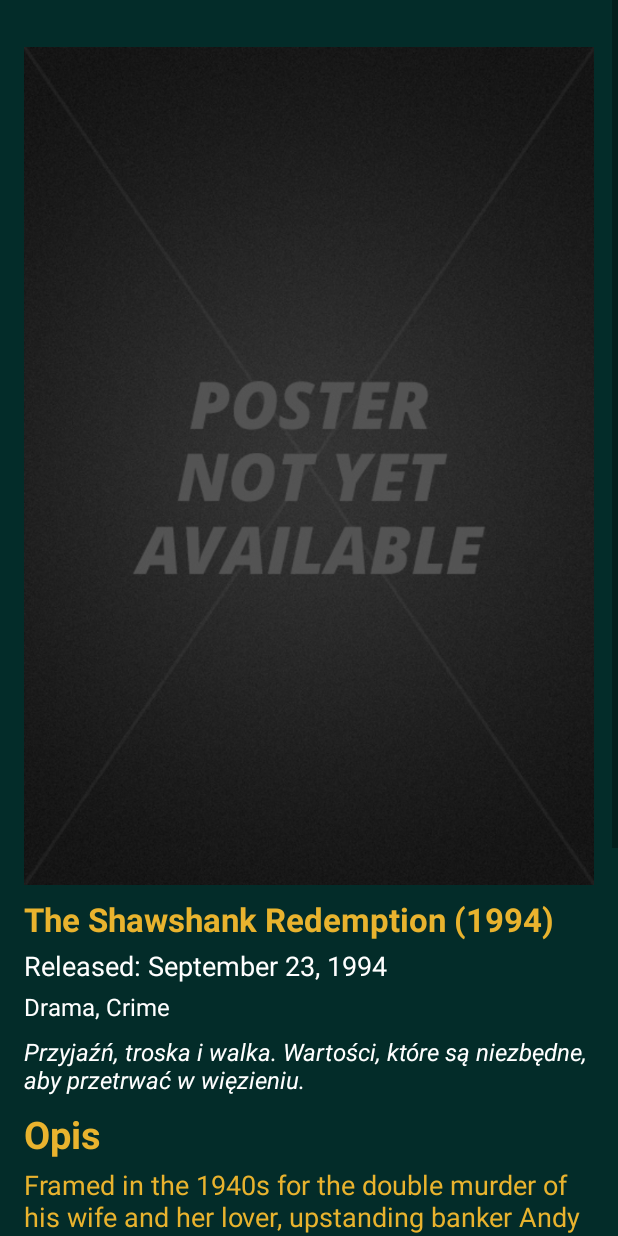
After one commit to VanVoight/Filmoteka, an Android app: the DetailsActivity screen opened directly, with no data from a screen before it, on a phone screen of 412 x 824 dp. The commit adds this screen. Run offline under Robolectric (Android 15) with nearby library versions, the phone set to English and light mode, and no system bars; our stand-ins replace Picasso; pictures from the network do not load; 1 statement that could not run was skipped.

Commit message:
Widok ze szczegółami filmu pt.1

```diff
--- a/app/build.gradle.kts
+++ b/app/build.gradle.kts
@@ -46,5 +46,6 @@ dependencies {
     androidTestImplementation("androidx.test.ext:junit:1.1.5")
     androidTestImplementation("androidx.test.espresso:espresso-core:3.5.1")
     implementation ("com.google.android.gms:play-services-location:18.0.0")
+    implementation ("com.squareup.picasso:picasso:2.71828")
 
 }
--- a/app/src/main/AndroidManifest.xml
+++ b/app/src/main/AndroidManifest.xml
@@ -37,6 +37,9 @@
         <activity android:name=".HomeActivity" android:theme="@style/AppTheme">
 
         </activity>
+        <activity android:name=".DetailsActivity" android:theme="@style/AppTheme">
+
+        </activity>
         <service
             android:name=".MyNotificationService"
             android:exported="false">
--- /dev/null
+++ b/app/src/main/java/pl/edu/pb/filmoteka/DetailsActivity.java
@@ -0,0 +1,198 @@
+package pl.edu.pb.filmoteka;
+
+import static pl.edu.pb.filmoteka.MovieList.getMovieDetails;
+
+import android.graphics.Bitmap;
+import android.graphics.BitmapFactory;
+import android.graphics.Canvas;
+import android.graphics.Paint;
+import android.graphics.PorterDuff;
+import android.graphics.PorterDuffXfermode;
+import android.graphics.Rect;
+import android.graphics.RectF;
+import android.graphics.drawable.BitmapDrawable;
+import android.graphics.drawable.Drawable;
+import android.os.AsyncTask;
+import android.os.Bundle;
+import android.widget.ImageButton;
+import android.widget.ImageView;
+import android.widget.TextView;
+import android.widget.Toast;
+
+import androidx.appcompat.app.AppCompatActivity;
+import androidx.cardview.widget.CardView;
+
+import com.squareup.picasso.Picasso;
+import com.squareup.picasso.Target;
+import com.squareup.picasso.Transformation;
+
+import java.io.IOException;
+import java.io.InputStream;
+import java.lang.ref.WeakReference;
+import java.net.URL;
+import java.text.DecimalFormat;
+import java.util.List;
+
+
+public class DetailsActivity extends AppCompatActivity{
+
+
+	private ImageView imageViewBackdrop;
+	private ImageView imageViewPoster;
+	private TextView textViewTitleYear;
+	private TextView textViewReleaseDate;
+	private TextView textViewGenres;
+	private TextView textViewVoteAverage;
+	private TextView textViewOverview;
+	private TextView tagline;
+	private CardView cardView;
+	private ImageButton imageButton;
+	private TextView ytTextView;
+	private int movieId;
+	private MovieDetails movieDetails;
+
+	@Override
+	protected void onCreate(Bundle savedInstanceState) {
+		super.onCreate(savedInstanceState);
+		setContentView(R.layout.details_layout);
+		if (getIntent() != null && getIntent().hasExtra("movieId")) {
+			movieId = getIntent().getIntExtra("movieId", 0); // Zakładając, że domyślną wartością jest 0
+		} else {
+			// Obsłuż brak przekazanego movieId, na przykład wyświetl komunikat błędu lub zakończ aktywność
+			Toast.makeText(this, "Brak informacji o movieId", Toast.LENGTH_SHORT).show();
+			finish(); // Zakończ aktywność
+			return;
+		}
+
+		imageViewPoster = findViewById(R.id.imageViewPoster);
+		textViewTitleYear = findViewById(R.id.textViewTitleYear);
+		textViewReleaseDate = findViewById(R.id.textViewReleaseDate);
+		textViewGenres = findViewById(R.id.textViewGenres);
+		textViewVoteAverage = findViewById(R.id.textViewVoteAverage);
+		textViewOverview = findViewById(R.id.textViewOverview);
+		tagline = findViewById(R.id.TagLine);
+		cardView = findViewById(R.id.cardView);
+		imageButton = findViewById(R.id.imageButtonPlayTrailer);
+		ytTextView = findViewById(R.id.ytTextView);
+
+
+		String accessToken = "eyJhbGciOiJIUzI1NiJ9.eyJhdWQiOiI2NmI1OTA2OTU4ZDY0YjRmOWM1MjMzMzQxNjM3M2Y0YiIsInN1YiI6IjY1OTVhYTFjNTkwN2RlMDE2NzYzYmYwMSIsInNjb3BlcyI6WyJhcGlfcmVhZCJdLCJ2ZXJzaW9uIjoxfQ.IlVmj8Oxv5RunQqXK55LVmJerMote8EMPNsO6jcEdRA";
+		getMovieDetails(accessToken, movieId, new MovieList.OnMoviesFetchedDetailsListener() {
+			@Override
+			public void onMoviesFetched(List<MovieDetails> movies) {
+
+				if (!movies.isEmpty()) {
+					MovieDetails movie = movies.get(0);
+					updateUI(movie);
+				} else {
+
+				}
+			}
+		});
+
+
+	}
+
+
+
+	private void updateUI(MovieDetails movie) {
+		textViewTitleYear.setText(movie.getTitle()+" ("+movie.getReleaseYear()+")");
+		textViewReleaseDate.setText(getString(R.string.released) + movie.getReleaseDate());
+		if (movie.getGenres() != null && !movie.getGenres().isEmpty()) {
+			StringBuilder genresBuilder = new StringBuilder();
+			List<MovieDetails.Genre> genresList = movie.getGenres();
+			for (int i = 0; i < genresList.size(); i++) {
+				MovieDetails.Genre genre = genresList.get(i);
+				genresBuilder.append(genre.getName());
+				if (i < genresList.size() - 1) {
+					genresBuilder.append(", ");
+				}
+			}
+			textViewGenres.setText(genresBuilder.toString());
+		} else {
+			textViewGenres.setText("Brak informacji o gatunkach");
+		}
+		movieId = movie.getId();
+		double voteAverage = movie.getVoteAverage();
+		DecimalFormat decimalFormat = new DecimalFormat("#.0");
+		String formattedVoteAverage = decimalFormat.format(voteAverage);
+		textViewVoteAverage.setText(formattedVoteAverage);
+		textViewOverview.setText(movie.getOverview());
+		tagline.setText(movie.getTagline());
+		String posterPath = movie.getPosterPath();
+		if (posterPath != null && !posterPath.isEmpty()) {
+			Picasso.get().load("https://image.tmdb.org/t/p/w500" + posterPath)
+					.placeholder(R.drawable.placeholder_poster)
+					.transform(new RoundedCornersTransformation(50, 0))
+					.into(imageViewPoster);
+		} else {
+			imageViewPoster.setImageResource(R.drawable.placeholder_poster);
+		}
+
+
+		/*String backdropPath = movie.getBackdropPath();
+		if (backdropPath != null && !backdropPath.isEmpty()) {
+			Picasso.get().load("https://image.tmdb.org/t/p/w500" + backdropPath)
+					.placeholder(R.drawable.placeholder_poster)
+					.into(new Target() {
+						@Override
+						public void onBitmapLoaded(Bitmap bitmap, Picasso.LoadedFrom from) {
+							findViewById(R.id.mainLayout).setBackground(new BitmapDrawable(getResources(), bitmap));
+						}
+
+						@Override
+						public void onBitmapFailed(Exception e, Drawable errorDrawable) {
+
+						}
+
+						@Override
+						public void onPrepareLoad(Drawable placeHolderDrawable) {
+
+						}
+					});
+		} else {
+
+			findViewById(R.id.mainLayout).setBackgroundResource(R.drawable.placeholder_poster);
+		}*/
+	}
+	public class RoundedCornersTransformation implements Transformation {
+
+		private final int radius;
+		private final int margin;  // margin is the board in dp
+
+		public RoundedCornersTransformation(int radius, int margin) {
+			this.radius = radius;
+			this.margin = margin;
+		}
+
+		@Override
+		public Bitmap transform(Bitmap source) {
+			int width = source.getWidth();
+			int height = source.getHeight();
+
+			Bitmap output = Bitmap.createBitmap(width, height, Bitmap.Config.ARGB_8888);
+			Canvas canvas = new Canvas(output);
+
+			final Paint paint = new Paint();
+			paint.setAntiAlias(true);
+			paint.setColor(0xff424242);
+
+			canvas.drawRoundRect(margin, margin, width - margin, height - margin, radius, radius, paint);
+
+			paint.setXfermode(new PorterDuffXfermode(PorterDuff.Mode.SRC_IN));
+			canvas.drawBitmap(source, 0, 0, paint);
+
+			if (source != output) {
+				source.recycle();
+			}
+
+			return output;
+		}
+
+		@Override
+		public String key() {
+			return "rounded_corners";
+		}
+	}
+
+}
--- /dev/null
+++ b/app/src/main/res/drawable/circle_background.xml
@@ -0,0 +1,38 @@
+
+<layer-list xmlns:android="http://schemas.android.com/apk/res/android">
+
+    <!-- Wewnętrzne czarne tło -->
+    <item>
+        <shape
+            android:shape="oval">
+            <solid android:color="#000000"/> <!-- Kolor wewnętrznego okręgu -->
+        </shape>
+    </item>
+
+    <!-- Złota obwódka -->
+    <item android:right="2dp" android:left="2dp" android:top="2dp" android:bottom="2dp">
+        <shape
+            android:shape="oval">
+            <solid android:color="@color/gold"/>
+        </shape>
+    </item>
+
+    <!-- Czarne tło dla obwódki -->
+    <item android:right="4dp" android:left="4dp" android:top="4dp" android:bottom="4dp">
+        <shape
+            android:shape="oval">
+            <solid android:color="#000000"/>
+        </shape>
+    </item>
+
+    <!-- Czarna obwódka -->
+    <item android:right="4dp" android:left="4dp" android:top="4dp" android:bottom="4dp">
+        <shape
+            android:shape="oval">
+            <solid android:color="#00000000"/>
+            <stroke
+                android:width="2dp"
+                android:color="#000000"/>
+        </shape>
+    </item>
+</layer-list>
--- /dev/null
+++ b/app/src/main/res/layout/details_layout.xml
@@ -0,0 +1,160 @@
+<?xml version="1.0" encoding="utf-8"?>
+<androidx.constraintlayout.widget.ConstraintLayout xmlns:android="http://schemas.android.com/apk/res/android"
+    android:layout_width="match_parent"
+    android:layout_height="match_parent"
+    xmlns:app="http://schemas.android.com/apk/res-auto"
+    android:id="@+id/mainLayout"
+    android:background="@color/colorPrimary">
+
+    <ScrollView
+        android:id="@+id/scrollView"
+        android:layout_width="match_parent"
+        android:layout_height="match_parent">
+
+        <LinearLayout
+            android:layout_width="match_parent"
+            android:layout_height="wrap_content"
+            android:orientation="vertical"
+            android:padding="16dp">
+
+            <ImageView
+                android:id="@+id/imageViewPoster"
+                android:layout_marginTop="15dp"
+                android:layout_width="match_parent"
+                android:layout_height="wrap_content"
+                android:src="@drawable/placeholder_poster"
+                android:scaleType="centerCrop"
+                android:adjustViewBounds="true"/>
+
+            <TextView
+                android:id="@+id/textViewTitleYear"
+                android:layout_width="match_parent"
+                android:layout_height="wrap_content"
+                android:text="The Shawshank Redemption (1994)"
+                android:textColor="@color/gold"
+                android:textSize="22sp"
+                android:textStyle="bold"
+                android:paddingTop="8dp"/>
+
+            <TextView
+                android:id="@+id/textViewReleaseDate"
+                android:layout_width="match_parent"
+                android:layout_height="wrap_content"
+                android:text="Released: September 23, 1994"
+                android:textColor="@color/white"
+                android:textSize="18sp"
+                android:paddingTop="4dp"/>
+
+            <TextView
+                android:id="@+id/textViewGenres"
+                android:layout_width="match_parent"
+                android:layout_height="wrap_content"
+                android:text="Drama, Crime"
+                android:textColor="@color/white"
+                android:textSize="16sp"
+                android:paddingTop="4dp"/>
+
+            <TextView
+                android:id="@+id/TagLine"
+                android:layout_width="match_parent"
+                android:layout_height="wrap_content"
+                android:text= "Przyjaźń, troska i walka. Wartości, które są niezbędne, aby przetrwać w więzieniu."
+                android:textSize="16sp"
+                android:textStyle="italic"
+                android:textColor="@color/white"
+                android:paddingTop="8dp"/>
+            <TextView
+                android:id="@+id/textViewHeader"
+                android:layout_width="match_parent"
+                android:layout_height="wrap_content"
+                android:text="@string/description"
+                android:textColor="@color/gold"
+                android:textSize="25sp"
+                android:textStyle="bold"
+                android:paddingTop="8dp"/>
+
+            <TextView
+                android:id="@+id/textViewOverview"
+                android:layout_width="match_parent"
+                android:layout_height="wrap_content"
+                android:textColor="@color/gold"
+                android:text="Framed in the 1940s for the double murder of his wife and her lover, upstanding banker Andy Dufresne begins a new life at the Shawshank prison, where he puts his accounting skills to work for an amoral warden. During his long stretch in prison, Dufresne comes to be admired by the other inmates -- including an older prisoner named Red -- for his integrity and unquenchable sense of hope."
+                android:textSize="18sp"
+                android:paddingTop="4dp"/>
+            <LinearLayout
+                android:layout_width="wrap_content"
+                android:layout_height="wrap_content">
+            <TextView
+                android:id="@+id/textViewVoteAverage"
+                android:layout_width="100dp"
+                android:layout_height="100dp"
+                android:layout_marginTop="11dp"
+                android:layout_marginLeft="80dp"
+                android:layout_marginRight="10dp"
+                android:background="@drawable/circle_background"
+                android:gravity="center"
+                android:text="8.7"
+                android:textSize="50sp"
+                android:textStyle="bold"
+                android:textColor="#FFFFFF"/>
+            <TextView
+                android:layout_width="wrap_content"
+                android:layout_height="wrap_content"
+                android:textColor="@color/white"
+                android:textStyle="bold"
+                android:textSize="20dp"
+                android:layout_marginTop="-10dp"
+                android:text="@string/user_rating"/>
+            </LinearLayout>
+            <LinearLayout
+                android:layout_width="match_parent"
+                android:layout_height="wrap_content"
+                android:layout_marginTop="15dp">
+
+
+                <androidx.cardview.widget.CardView
+                    android:id="@+id/cardView"
+                    android:layout_width="wrap_content"
+                    android:layout_height="wrap_content"
+                    android:layout_marginTop="8dp"
+                    android:layout_marginLeft="75dp"
+                    app:cardCornerRadius="25dp"
+                    app:cardBackgroundColor="@color/gold"
+                    android:layout_gravity="end">>
+
+                    <LinearLayout
+                        android:layout_width="wrap_content"
+                        android:layout_height="wrap_content"
+                        android:orientation="horizontal"
+                        android:layout_marginTop="8dp"
+                        android:padding="10dp">
+
+
+                        <ImageButton
+                            android:id="@+id/imageButtonPlayTrailer"
+                            android:layout_width="50dp"
+                            android:layout_height="50dp"
+                            android:background="@drawable/circle_background"
+                            android:contentDescription="Play Trailer"
+                            android:onClick="playTrailer"
+                            android:scaleType="centerInside"
+                            android:src="@drawable/ic_play_button" />
+
+
+                        <TextView
+                            android:id="@+id/ytTextView"
+                            android:layout_width="wrap_content"
+                            android:layout_height="wrap_content"
+                            android:layout_gravity="center_vertical"
+                            android:layout_marginStart="8dp"
+                            android:text="@string/trailer_yt"
+                            android:textStyle="bold"
+                            android:textColor="#000000"
+                            android:textSize="14sp" />
+                    </LinearLayout>
+                </androidx.cardview.widget.CardView>
+            </LinearLayout>
+        </LinearLayout>
+
+    </ScrollView>
+</androidx.constraintlayout.widget.ConstraintLayout>
--- a/app/src/main/res/values/strings.xml
+++ b/app/src/main/res/values/strings.xml
@@ -89,5 +89,8 @@
     <string name="review_submitted">Dodano recenzję</string>
     <string name="review_already_exists">Dodano już recenzję tego filmu</string>
     <string name="rated_movie_as">Wystawiona ocena</string>
+    <string name="description">Opis</string>
+    <string name="released">Wydany:</string>
+    <string name="user_rating">Ocena użytkowników</string>
 
 </resources>
```
Also changed, not shown: app/src/main/java/pl/edu/pb/filmoteka/MovieAdapter.java (+13 -0 lines), app/src/main/java/pl/edu/pb/filmoteka/MovieDetails.java (added, +175 -0 lines), app/src/main/java/pl/edu/pb/filmoteka/MovieList.java (+57 -0 lines), app/src/main/res/drawable-hdpi/ic_play_button.png (added), app/src/main/res/drawable-mdpi/ic_play_button.png (added), app/src/main/res/drawable-xhdpi/ic_play_button.png (added), app/src/main/res/drawable-xxhdpi/ic_play_button.png (added), app/src/main/res/drawable-xxxhdpi/ic_play_button.png (added).
